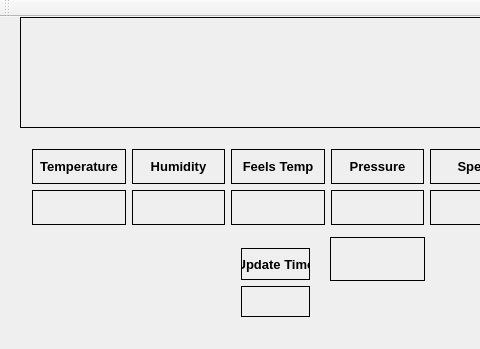
Old version of the form mainwindow.ui in the repository bonnette/genweather; both pictures show x 0 to 480 and y 0 to 349 of the 748 by 349 pixel window.
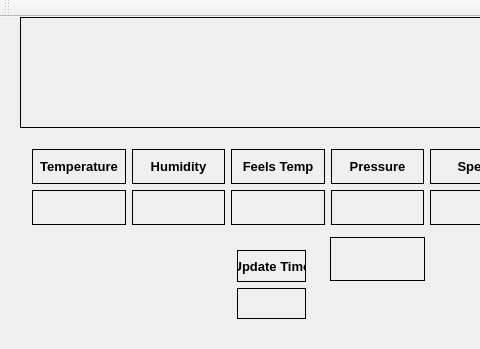
New version of the form.

Commit message: moved labels around

Diff of the .ui file:
```diff
--- a/mainwindow.ui
+++ b/mainwindow.ui
@@ -449,10 +449,10 @@
    <widget class="QLabel" name="icn_lbl">
     <property name="geometry">
      <rect>
-      <x>20</x>
-      <y>220</y>
+      <x>26</x>
+      <y>229</y>
       <width>71</width>
-      <height>71</height>
+      <height>61</height>
      </rect>
     </property>
     <property name="autoFillBackground">
@@ -468,10 +468,10 @@
    <widget class="QLabel" name="desc_lbl">
     <property name="geometry">
      <rect>
-      <x>100</x>
-      <y>240</y>
+      <x>110</x>
+      <y>245</y>
       <width>71</width>
-      <height>31</height>
+      <height>30</height>
      </rect>
     </property>
     <property name="frameShape">
@@ -484,8 +484,8 @@
    <widget class="QWidget" name="verticalLayoutWidget">
     <property name="geometry">
      <rect>
-      <x>230</x>
-      <y>220</y>
+      <x>226</x>
+      <y>222</y>
       <width>91</width>
       <height>91</height>
      </rect>
```
